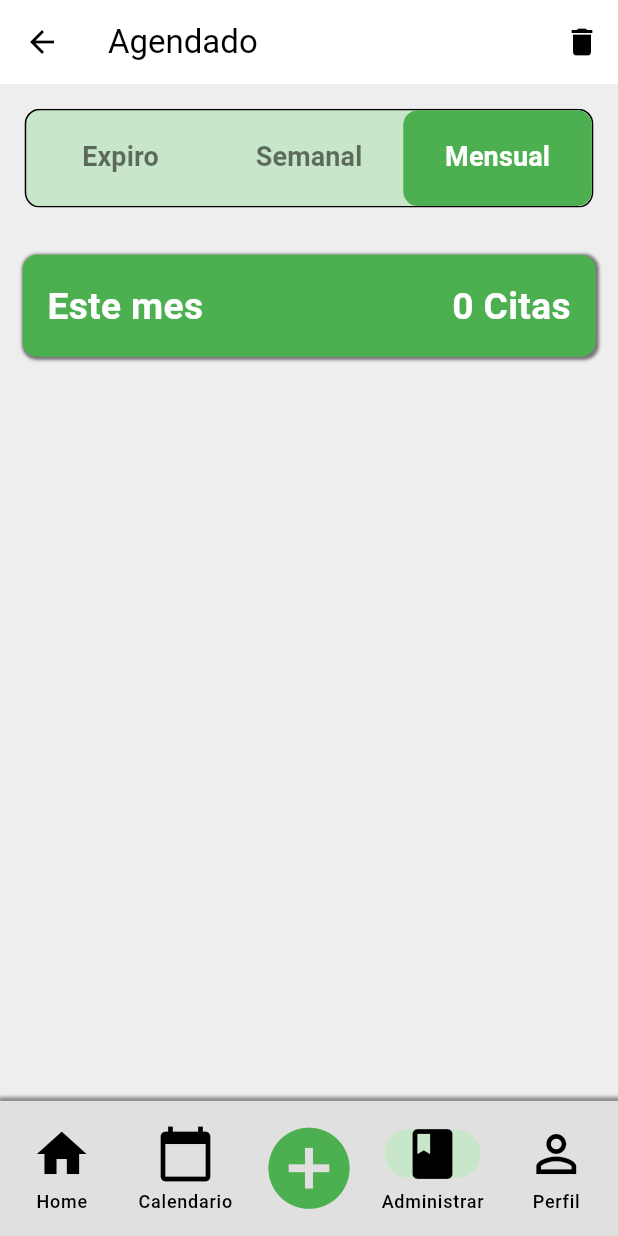
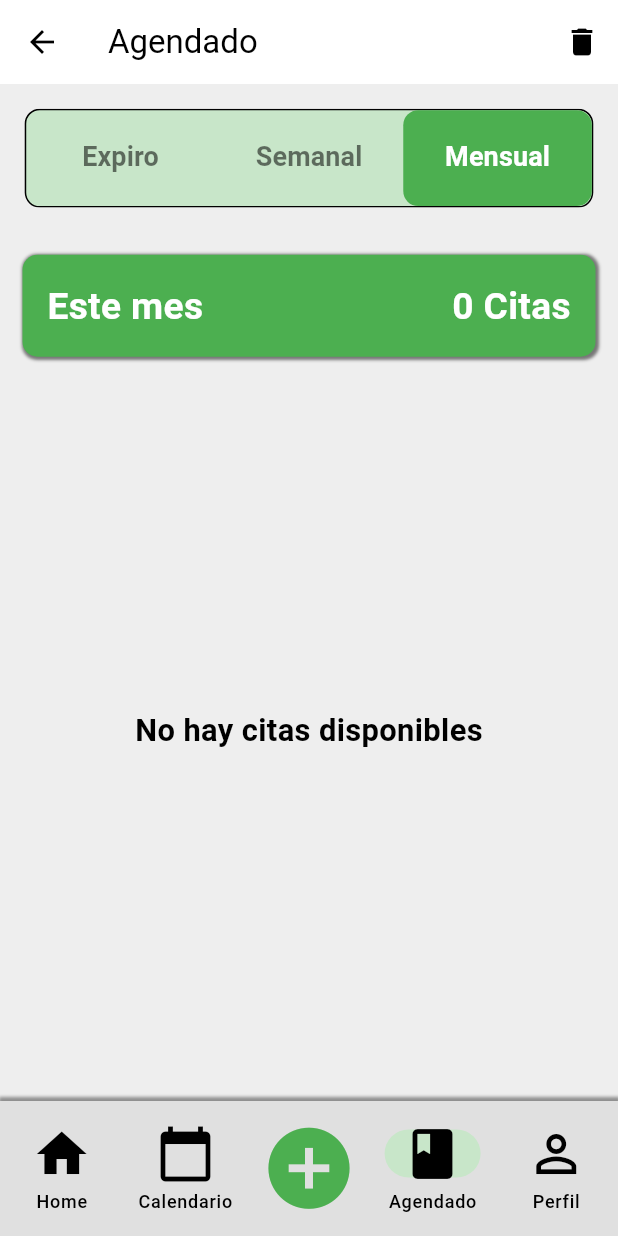
Before and after one commit to sebas-tian18/APP-Agenda-Mayor, a Flutter app: the NavigationMenu screen opened directly, item 3 of the bottom bar chosen, on a phone screen of 412 x 824 dp. Run offline on Flutter 3.47's test engine with Material 3 defaults, Android fonts, the phone set to English and light mode, and no system bars; our stand-ins replace dio, flutter_secure_storage, get, shared_preferences, syncfusion_flutter_calendar; accounts and stored records are empty.

Commit message:
cambios visuales y cambio de algunas logicas

```diff
--- a/mobile/lib/widgets/appointment_item.dart
+++ b/mobile/lib/widgets/appointment_item.dart
@@ -4,9 +4,14 @@ import 'package:mobile/colors.dart';
 class AppointmentItem extends StatelessWidget {
   final String title;
   final List<Map<String, String>> appointments;
+  final String emptyMessage;
 
-  const AppointmentItem(
-      {super.key, required this.title, required this.appointments});
+  const AppointmentItem({
+    super.key,
+    required this.title,
+    required this.appointments,
+    this.emptyMessage = 'No hay citas disponibles',
+  });
 
   @override
   Widget build(BuildContext context) {
@@ -44,7 +49,7 @@ class AppointmentItem extends StatelessWidget {
                           color: Colors.white,
                           fontWeight: FontWeight.bold,
                           fontSize: size.width * 0.06),
-                      overflow: TextOverflow.ellipsis, // Agregado
+                      overflow: TextOverflow.ellipsis,
                     ),
                   ),
                   Flexible(
@@ -54,7 +59,7 @@ class AppointmentItem extends StatelessWidget {
                           color: Colors.white,
                           fontWeight: FontWeight.bold,
                           fontSize: size.width * 0.06),
-                      overflow: TextOverflow.ellipsis, // Agregado
+                      overflow: TextOverflow.ellipsis,
                     ),
                   ),
                 ],
@@ -62,7 +67,18 @@ class AppointmentItem extends StatelessWidget {
             ),
             SizedBox(height: size.height * 0.02),
             Expanded(
-              child: ListView(
+              child: appointments.isEmpty
+                  ? Center(
+                      child: Text(
+                        emptyMessage,
+                        style: TextStyle(
+                          fontSize: size.width * 0.05,
+                          fontWeight: FontWeight.bold,
+                          color: theme.textTheme.bodyLarge!.color,
+                        ),
+                      ),
+                    )
+                  : ListView(
                       children: appointments.map((appointment) {
                         return _appointmentTile(
                           appointment['title']!,
@@ -71,7 +87,8 @@ class AppointmentItem extends StatelessWidget {
                           appointment['name']!,
                           appointment['location']!,
                           size,
-                      theme);
+                          theme,
+                        );
                       }).toList(),
                     ),
             ),
@@ -114,7 +131,6 @@ class AppointmentItem extends StatelessWidget {
                 mainAxisAlignment: MainAxisAlignment.spaceBetween,
                 children: [
                   Flexible(
-                    // Agregado
                     child: Column(
                       crossAxisAlignment: CrossAxisAlignment.start,
                       children: [
@@ -124,7 +140,6 @@ class AppointmentItem extends StatelessWidget {
                             Icon(Icons.calendar_today, color: Colors.green),
                             SizedBox(width: 10),
                             Flexible(
-                              // Agregado
                               child: Text(
                                 "Fecha: $date",
                                 style: TextStyle(
@@ -132,7 +147,7 @@ class AppointmentItem extends StatelessWidget {
                                   fontWeight: FontWeight.bold,
                                   color: theme.textTheme.bodyLarge!.color,
                                 ),
-                                overflow: TextOverflow.ellipsis, // Agregado
+                                overflow: TextOverflow.ellipsis,
                               ),
                             ),
                           ],
@@ -143,7 +158,6 @@ class AppointmentItem extends StatelessWidget {
                             Icon(Icons.access_time, color: Colors.green),
                             SizedBox(width: 10),
                             Flexible(
-                              // Agregado
                               child: Text(
                                 "Hora: $time",
                                 style: TextStyle(
@@ -151,7 +165,7 @@ class AppointmentItem extends StatelessWidget {
                                   fontWeight: FontWeight.bold,
                                   color: theme.textTheme.bodyLarge!.color,
                                 ),
-                                overflow: TextOverflow.ellipsis, // Agregado
+                                overflow: TextOverflow.ellipsis,
                               ),
                             ),
                           ],
@@ -162,7 +176,6 @@ class AppointmentItem extends StatelessWidget {
                             Icon(Icons.person, color: Colors.green),
                             SizedBox(width: 10),
                             Flexible(
-                              // Agregado
                               child: Text(
                                 "Profesional: $name",
                                 style: TextStyle(
@@ -170,7 +183,7 @@ class AppointmentItem extends StatelessWidget {
                                   fontWeight: FontWeight.bold,
                                   color: theme.textTheme.bodyLarge!.color,
                                 ),
-                                overflow: TextOverflow.ellipsis, // Agregado
+                                overflow: TextOverflow.ellipsis,
                               ),
                             ),
                           ],
@@ -181,7 +194,6 @@ class AppointmentItem extends StatelessWidget {
                             Icon(Icons.location_on, color: Colors.green),
                             SizedBox(width: 10),
                             Flexible(
-                              // Agregado
                               child: Text(
                                 "Ubicación: $location",
                                 style: TextStyle(
@@ -189,7 +201,7 @@ class AppointmentItem extends StatelessWidget {
                                   fontWeight: FontWeight.bold,
                                   color: theme.textTheme.bodyLarge!.color,
                                 ),
-                                overflow: TextOverflow.ellipsis, // Agregado
+                                overflow: TextOverflow.ellipsis,
                               ),
                             ),
                           ],
--- a/mobile/lib/widgets/navigation_bar.dart
+++ b/mobile/lib/widgets/navigation_bar.dart
@@ -65,7 +65,7 @@ class NavigationMenu extends StatelessWidget {
               ),
               NavigationDestination(
                 icon: Icon(Icons.book, size: 40),
-                label: 'Administrar',
+                label: 'Agendado',
               ),
               NavigationDestination(
                 icon: Icon(Icons.person_outline, size: 40),
```
Also changed, not shown: mobile/lib/screens/appointment_screen.dart (+7 -0 lines), mobile/lib/screens/calendar_screen.dart (+9 -4 lines), mobile/lib/screens/service_detail_screen.dart (+29 -3 lines). Lines whose indentation alone changed are shown as unchanged.
